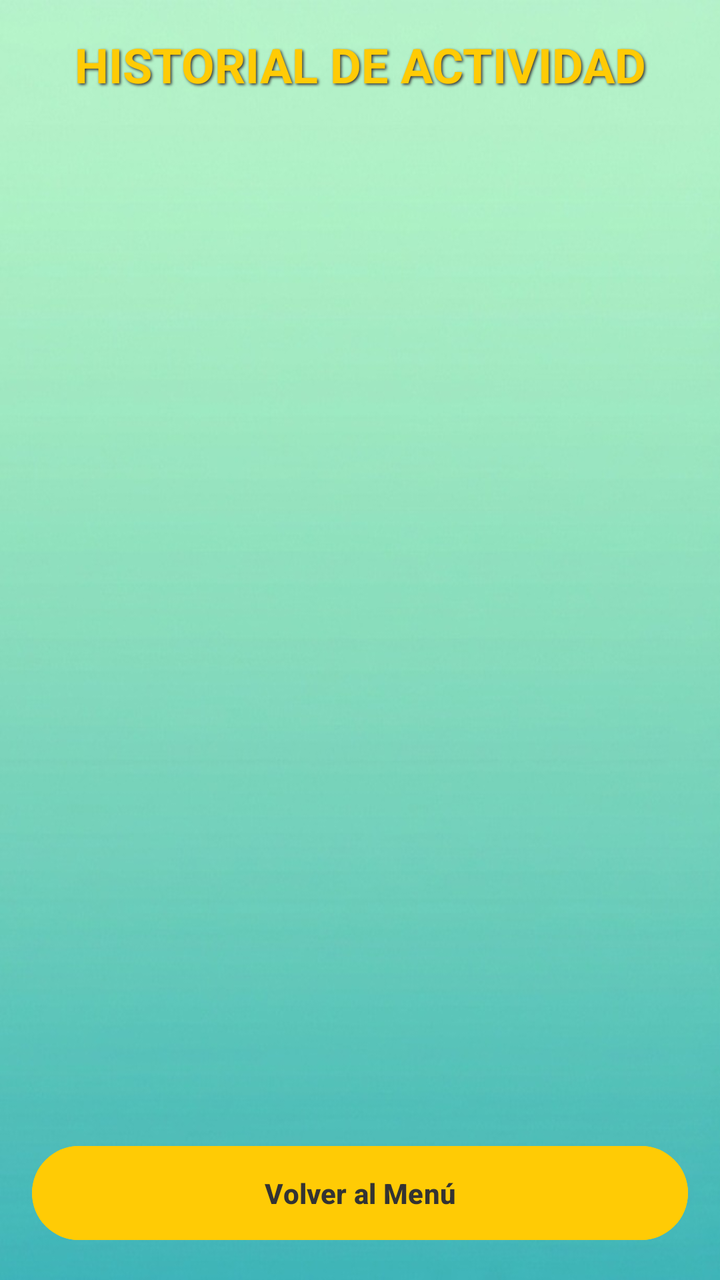
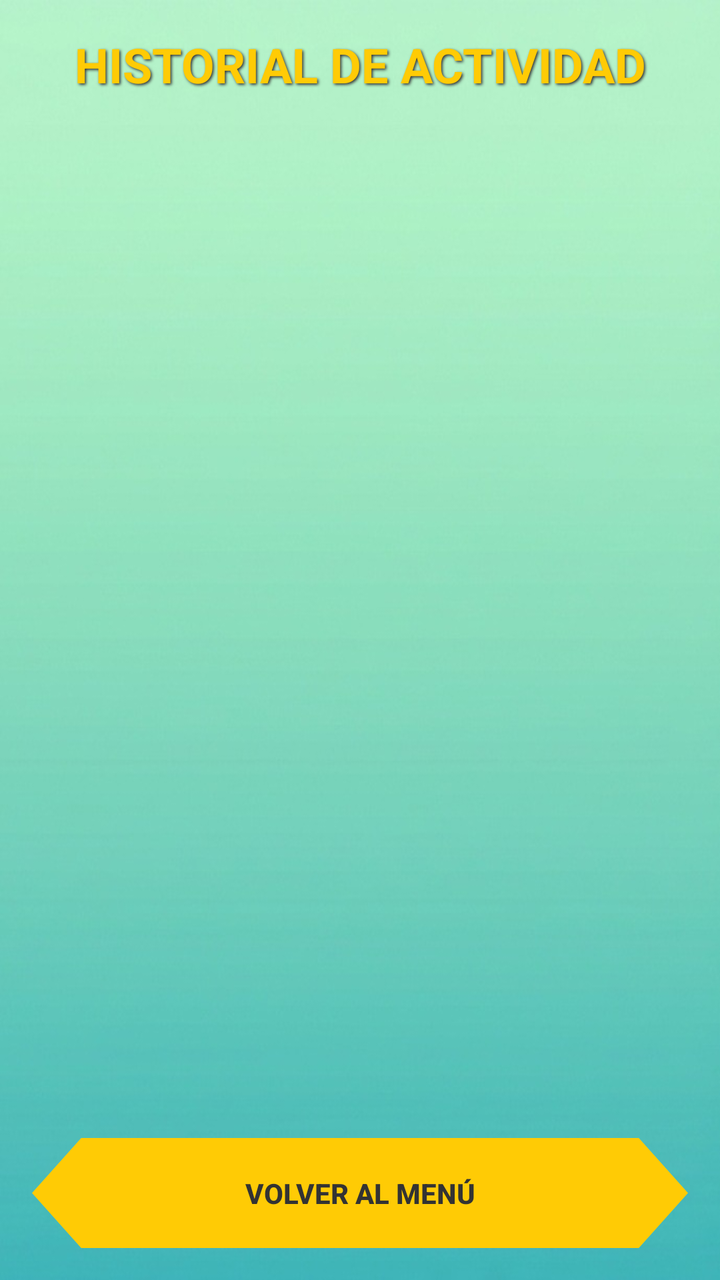

An Android layout rendered at two revisions. The XML below is the earlier revision; the diff shows what the commit changed to produce the second picture.
<!-- AndroidManifest.xml: application theme Theme.PokeApp -->
<!-- res/layout/activity_historial.xml -->
<?xml version="1.0" encoding="utf-8"?>
<LinearLayout xmlns:android="http://schemas.android.com/apk/res/android"
    xmlns:app="http://schemas.android.com/apk/res-auto"
    android:layout_width="match_parent"
    android:layout_height="match_parent"
    android:background="@drawable/splash_pokeapp"
    android:orientation="vertical"
    android:paddingTop="16dp">

    <TextView
        android:layout_width="match_parent"
        android:layout_height="wrap_content"
        android:text="HISTORIAL DE ACTIVIDAD"
        android:textColor="#FFCB05"
        android:textSize="24sp"
        android:textStyle="bold"
        android:gravity="center"
        android:shadowColor="#333333"
        android:shadowDx="2"
        android:shadowDy="2"
        android:shadowRadius="3"
        android:layout_marginBottom="16dp"/>

    <androidx.recyclerview.widget.RecyclerView
        android:id="@+id/rvHistorial"
        android:layout_width="match_parent"
        android:layout_height="0dp"
        android:layout_weight="1"
        app:layoutManager="androidx.recyclerview.widget.LinearLayoutManager"
        android:layout_marginBottom="16dp"/>

    <Button
        android:id="@+id/btnVolverHistorial"
        android:layout_width="match_parent"
        android:layout_height="55dp"
        android:layout_marginHorizontal="16dp"
        android:layout_marginBottom="16dp"
        android:text="Volver al Menú"
        android:backgroundTint="#FFCB05"
        android:textColor="#333333"
        android:textStyle="bold"/>

</LinearLayout>
<!-- resources referenced by this layout -->
<resources>
  <!-- drawable splash_pokeapp: jpeg bitmap (drawable, 34854 bytes) -->
  <style name="Theme.PokeApp" parent="Base.Theme.PokeApp" />
  <style name="Base.Theme.PokeApp" parent="Theme.Material3.DayNight.NoActionBar" />
</resources>

<!-- the commit's change to res/layout/activity_historial.xml (unified diff, before → after) -->
@@ -29,13 +29,15 @@
         app:layoutManager="androidx.recyclerview.widget.LinearLayoutManager"
         android:layout_marginBottom="16dp"/>
 
-    <Button
+    
+    <androidx.appcompat.widget.AppCompatButton
         android:id="@+id/btnVolverHistorial"
         android:layout_width="match_parent"
         android:layout_height="55dp"
         android:layout_marginHorizontal="16dp"
         android:layout_marginBottom="16dp"
         android:text="Volver al Menú"
+        android:background="@drawable/bg_hexagono2"
         android:backgroundTint="#FFCB05"
         android:textColor="#333333"
         android:textStyle="bold"/>
<!-- resource entries referenced after the edit -->
@@ -1,5 +1,17 @@
 <!-- resources referenced by this layout -->
 <resources>
+  <!-- drawable bg_hexagono2 (drawable) -->
+  <?xml version="1.0" encoding="utf-8"?>
+  <vector xmlns:android="http://schemas.android.com/apk/res/android"
+      android:width="200dp"
+      android:height="60dp"
+      android:viewportWidth="200"
+      android:viewportHeight="60">
+      
+      <path
+          android:fillColor="#FFFFFF"
+          android:pathData="M 15,0 L 185,0 L 200,30 L 185,60 L 15,60 L 0,30 Z" />
+  </vector>
   <!-- drawable splash_pokeapp: jpeg bitmap (drawable, 34854 bytes) -->
   <style name="Theme.PokeApp" parent="Base.Theme.PokeApp" />
   <style name="Base.Theme.PokeApp" parent="Theme.Material3.DayNight.NoActionBar" />
